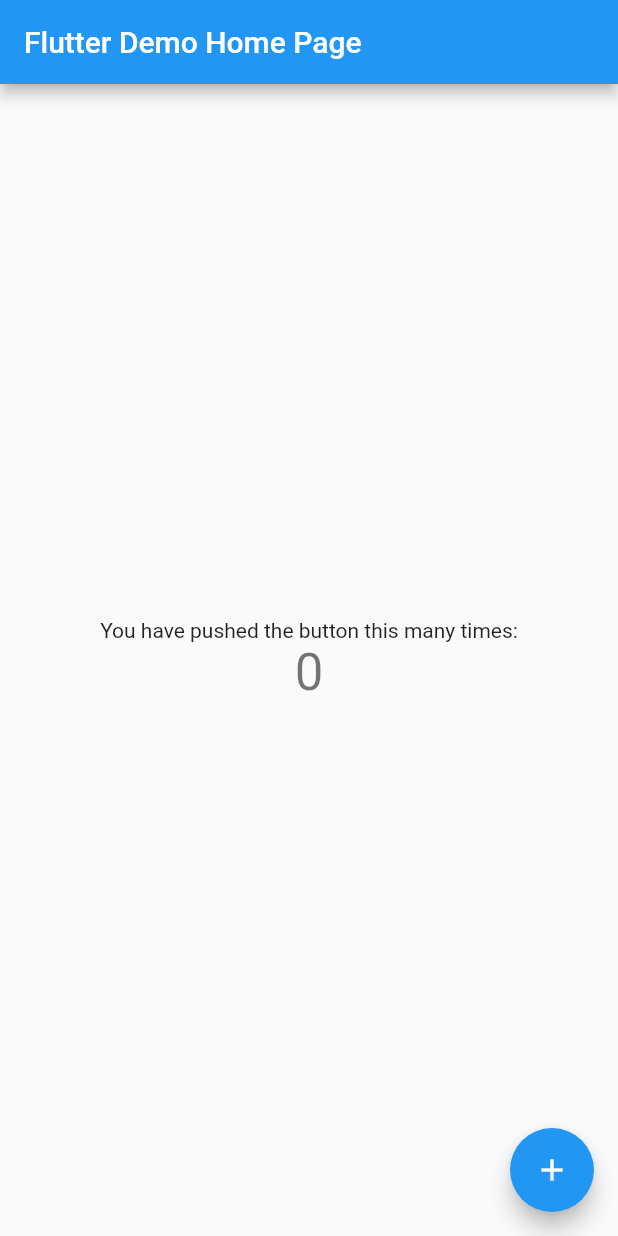
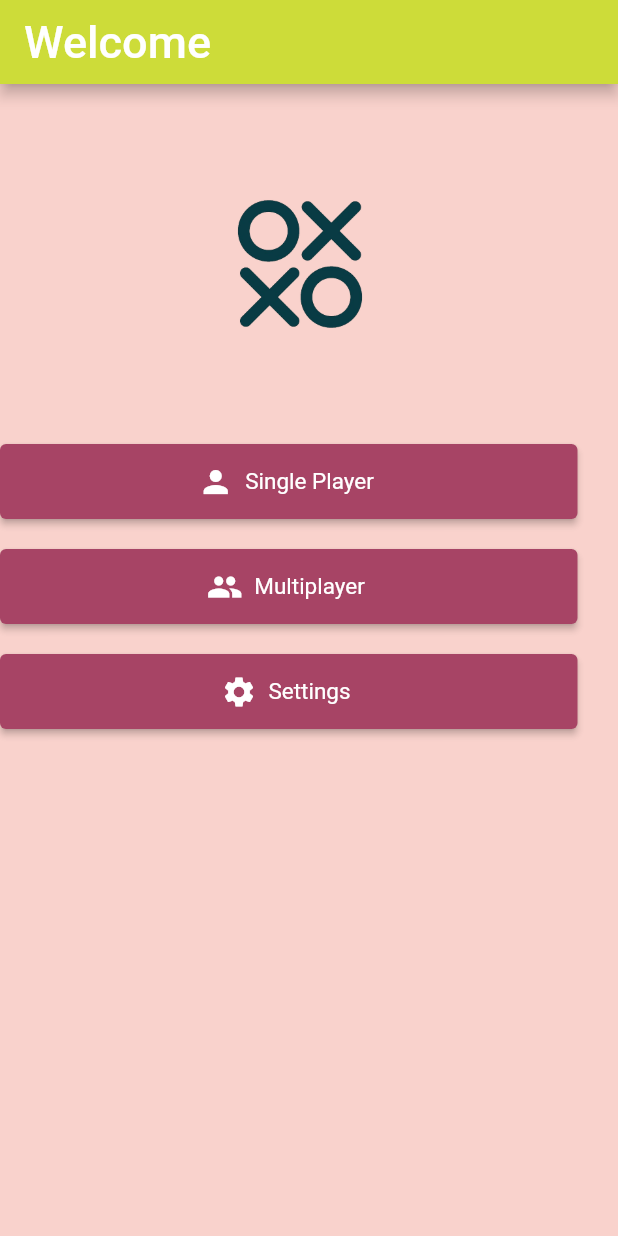
Before and after one commit to Bad-ri/X-O_Game, a Flutter app: the screen it shows after launch, on a phone screen of 412 x 824 dp. Run offline on Flutter 3.47's test engine with Material 2 defaults, Android fonts, the phone set to English and light mode, and no system bars.

```diff
--- a/lib/main.dart
+++ b/lib/main.dart
@@ -1,115 +1,17 @@
 import 'package:flutter/material.dart';
+import 'package:xo/screens/splash_screen.dart';
 
 void main() {
-  runApp(const MyApp());
+  runApp(MyApp());
 }
 
 class MyApp extends StatelessWidget {
-  const MyApp({super.key});
-
-  // This widget is the root of your application.
   @override
   Widget build(BuildContext context) {
     return MaterialApp(
-      title: 'Flutter Demo',
-      theme: ThemeData(
-        // This is the theme of your application.
-        //
-        // Try running your application with "flutter run". You'll see the
-        // application has a blue toolbar. Then, without quitting the app, try
-        // changing the primarySwatch below to Colors.green and then invoke
-        // "hot reload" (press "r" in the console where you ran "flutter run",
-        // or simply save your changes to "hot reload" in a Flutter IDE).
-        // Notice that the counter didn't reset back to zero; the application
-        // is not restarted.
-        primarySwatch: Colors.blue,
-      ),
-      home: const MyHomePage(title: 'Flutter Demo Home Page'),
+      debugShowCheckedModeBanner: false,
+      title: 'XO Game',
+      home: splash(),
     );
   }
 }
-
-class MyHomePage extends StatefulWidget {
-  const MyHomePage({super.key, required this.title});
-
-  // This widget is the home page of your application. It is stateful, meaning
-  // that it has a State object (defined below) that contains fields that affect
-  // how it looks.
-
-  // This class is the configuration for the state. It holds the values (in this
-  // case the title) provided by the parent (in this case the App widget) and
-  // used by the build method of the State. Fields in a Widget subclass are
-  // always marked "final".
-
-  final String title;
-
-  @override
-  State<MyHomePage> createState() => _MyHomePageState();
-}
-
-class _MyHomePageState extends State<MyHomePage> {
-  int _counter = 0;
-
-  void _incrementCounter() {
-    setState(() {
-      // This call to setState tells the Flutter framework that something has
-      // changed in this State, which causes it to rerun the build method below
-      // so that the display can reflect the updated values. If we changed
-      // _counter without calling setState(), then the build method would not be
-      // called again, and so nothing would appear to happen.
-      _counter++;
-    });
-  }
-
-  @override
-  Widget build(BuildContext context) {
-    // This method is rerun every time setState is called, for instance as done
-    // by the _incrementCounter method above.
-    //
-    // The Flutter framework has been optimized to make rerunning build methods
-    // fast, so that you can just rebuild anything that needs updating rather
-    // than having to individually change instances of widgets.
-    return Scaffold(
-      appBar: AppBar(
-        // Here we take the value from the MyHomePage object that was created by
-        // the App.build method, and use it to set our appbar title.
-        title: Text(widget.title),
-      ),
-      body: Center(
-        // Center is a layout widget. It takes a single child and positions it
-        // in the middle of the parent.
-        child: Column(
-          // Column is also a layout widget. It takes a list of children and
-          // arranges them vertically. By default, it sizes itself to fit its
-          // children horizontally, and tries to be as tall as its parent.
-          //
-          // Invoke "debug painting" (press "p" in the console, choose the
-          // "Toggle Debug Paint" action from the Flutter Inspector in Android
-          // Studio, or the "Toggle Debug Paint" command in Visual Studio Code)
-          // to see the wireframe for each widget.
-          //
-          // Column has various properties to control how it sizes itself and
-          // how it positions its children. Here we use mainAxisAlignment to
-          // center the children vertically; the main axis here is the vertical
-          // axis because Columns are vertical (the cross axis would be
-          // horizontal).
-          mainAxisAlignment: MainAxisAlignment.center,
-          children: <Widget>[
-            const Text(
-              'You have pushed the button this many times:',
-            ),
-            Text(
-              '$_counter',
-              style: Theme.of(context).textTheme.headline4,
-            ),
-          ],
-        ),
-      ),
-      floatingActionButton: FloatingActionButton(
-        onPressed: _incrementCounter,
-        tooltip: 'Increment',
-        child: const Icon(Icons.add),
-      ), // This trailing comma makes auto-formatting nicer for build methods.
-    );
-  }
-}
--- /dev/null
+++ b/lib/screens/home.dart
@@ -0,0 +1,122 @@
+import 'package:flutter/material.dart';
+import 'package:xo/screens/multi_player.dart';
+import 'package:xo/screens/settings.dart';
+import 'package:xo/screens/single_player.dart';
+
+class Home extends StatefulWidget {
+  const Home({super.key});
+
+  @override
+  State<Home> createState() => _Home();
+}
+
+class _Home extends State<Home> {
+  @override
+  Widget build(BuildContext context) {
+    return Scaffold(
+      backgroundColor: Color.fromARGB(100, 240, 139, 124),
+      appBar: AppBar(
+        title: Text(
+          "Welcome",
+          textAlign: TextAlign.center,
+          style: TextStyle(fontSize: 30),
+        ),
+        backgroundColor: Colors.lime,
+      ),
+      body: Column(
+        children: [
+          Row(
+            children: [
+              Container(
+                width: 200,
+                height: 200,
+                margin: EdgeInsets.only(left: 100, top: 20),
+                child: Image(
+                  image: AssetImage("assets/xo.png"),
+                ),
+              ),
+            ],
+          ),
+          SizedBox(
+            height: 20,
+          ),
+          Row(
+            children: [
+              Container(
+                width: 385,
+                height: 50,
+                child: ElevatedButton.icon(
+                  onPressed: () => Navigator.push(
+                    context,
+                    MaterialPageRoute(builder: (context) => const Single()),
+                  ),
+                  label: const Text('Single Player'),
+                  icon: const Icon(Icons.person),
+                  style: ElevatedButton.styleFrom(
+                    backgroundColor: Color.fromARGB(255, 167, 68, 101),
+                    textStyle: TextStyle(
+                      color: Colors.white,
+                      fontSize: 15,
+                    ),
+                  ),
+                ),
+              ),
+            ],
+          ),
+          SizedBox(
+            height: 20,
+          ),
+          Row(
+            children: [
+              Container(
+                width: 385,
+                height: 50,
+                child: ElevatedButton.icon(
+                  onPressed: () => Navigator.push(
+                    context,
+                    MaterialPageRoute(builder: (context) => const Multi()),
+                  ),
+                  label: const Text('Multiplayer'),
+                  icon: const Icon(Icons.people),
+                  style: ElevatedButton.styleFrom(
+                    backgroundColor: Color.fromARGB(255, 167, 68, 101),
+                    textStyle: TextStyle(
+                      color: Colors.white,
+                      fontSize: 15,
+                    ),
+                  ),
+                ),
+              ),
+            ],
+          ),
+          SizedBox(
+            height: 20,
+          ),
+          Row(
+            children: [
+              Container(
+                width: 385,
+                height: 50,
+                child: ElevatedButton.icon(
+                  onPressed: () => Navigator.push(
+                    context,
+                    MaterialPageRoute(builder: (context) => const Settings()),
+                  ),
+                  label: Text('Settings'),
+                  icon: Icon(Icons.settings),
+                  style: ElevatedButton.styleFrom(
+                    backgroundColor: Color.fromARGB(255, 167, 68, 101),
+                    textStyle: TextStyle(
+                      color: Colors.white,
+                      fontSize: 15,
+                    ),
+                  ),
+                ),
+              ),
+            ],
+          ),
+        ],
+      ),
+    );
+  }
+}
--- a/pubspec.yaml
+++ b/pubspec.yaml
@@ -33,6 +33,7 @@ dependencies:
     sdk: flutter
 
 
+
   # The following adds the Cupertino Icons font to your application.
   # Use with the CupertinoIcons class for iOS style icons.
   cupertino_icons: ^1.0.2
@@ -60,8 +61,8 @@ flutter:
   uses-material-design: true
 
   # To add assets to your application, add an assets section, like this:
-  # assets:
-  #   - images/a_dot_burr.jpeg
+  assets:
+    - assets/
   #   - images/a_dot_ham.jpeg
 
   # An image asset can refer to one or more resolution-specific "variants", see
```
Also changed, not shown: lib/screens/multi_player.dart (added, +37 -0 lines), lib/screens/settings.dart (added, +39 -0 lines), lib/screens/single_player.dart (added, +37 -0 lines), lib/screens/splash_screen.dart (added, +47 -0 lines), 1 other file.
